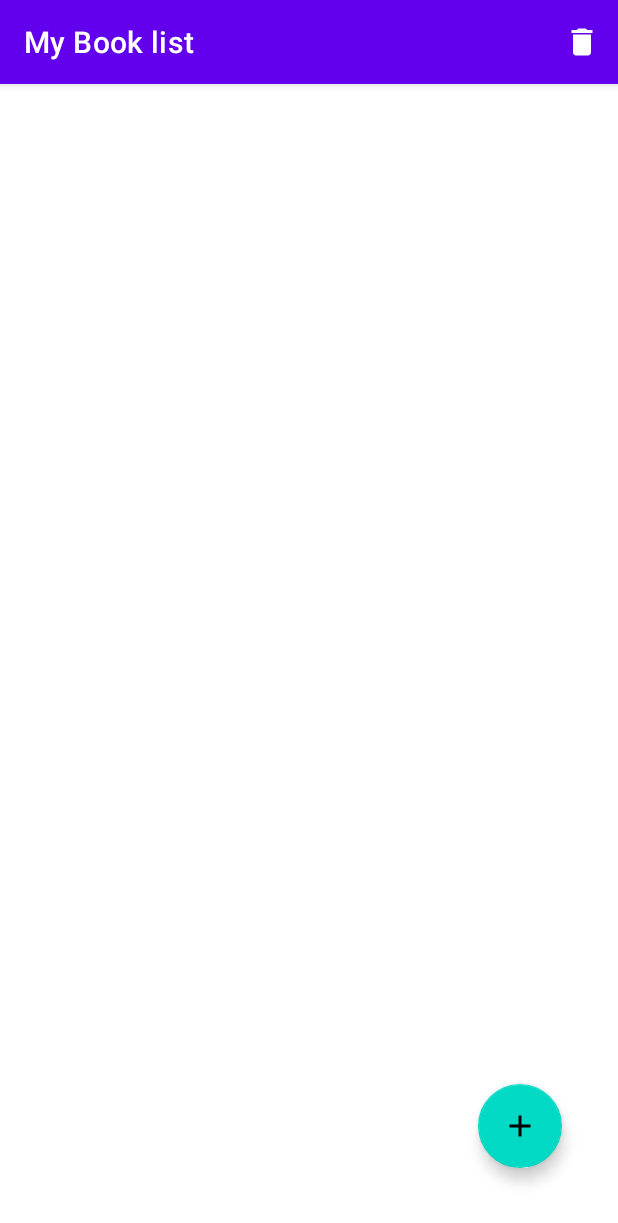
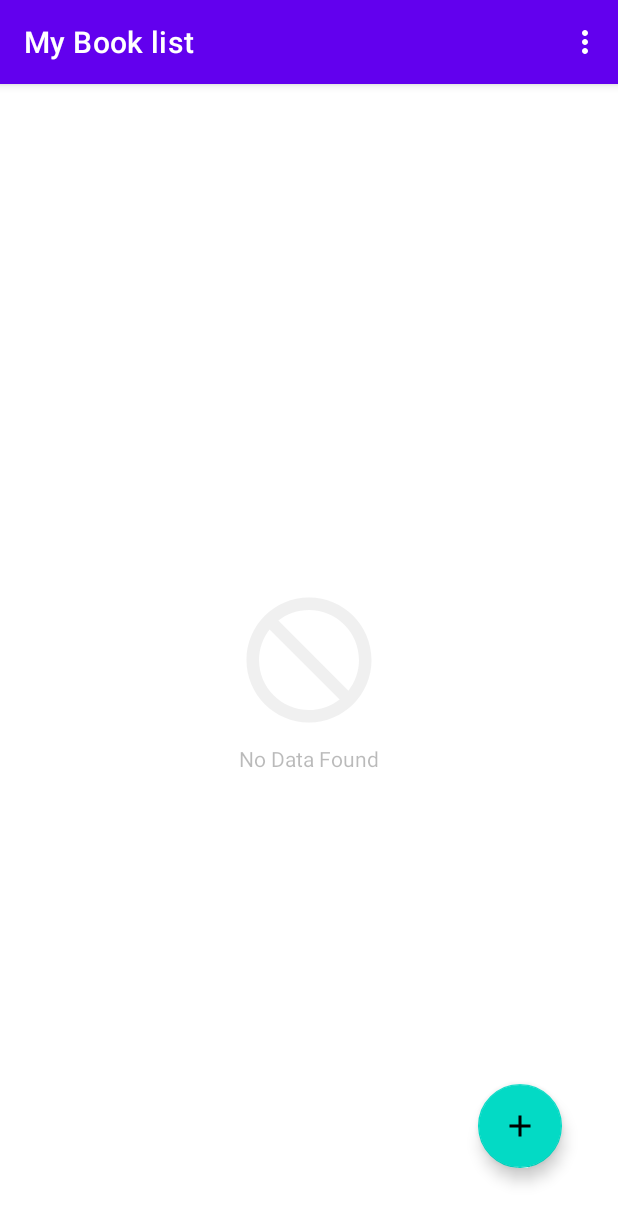
Before and after one commit to saleheen1/MybookList-java-sqlite, an Android app: the screen it shows after launch (MainActivity), on a phone screen of 412 x 824 dp. Shown: the top 1223 px of the screen. Run offline under Robolectric (Android 15) with nearby library versions, the phone set to English and light mode, and no system bars.

```diff
--- a/app/src/main/java/com/example/mytodo_java/DatabaseHelper.java
+++ b/app/src/main/java/com/example/mytodo_java/DatabaseHelper.java
@@ -3,12 +3,14 @@ package com.example.mytodo_java;
 import android.app.AlertDialog;
 import android.content.ContentValues;
 import android.content.Context;
+import android.content.Intent;
 import android.database.Cursor;
 import android.database.DatabaseErrorHandler;
 import android.database.sqlite.SQLiteDatabase;
 import android.database.sqlite.SQLiteOpenHelper;
 import android.widget.Toast;
 
+import androidx.activity.result.contract.ActivityResultContracts;
 import androidx.annotation.NonNull;
 import androidx.annotation.Nullable;
 
@@ -53,6 +55,7 @@ public class DatabaseHelper extends SQLiteOpenHelper {
            //-1 means operation failed
            Toast.makeText(context,"Operation Failed",Toast.LENGTH_SHORT).show();
        }else{
+
            Toast.makeText(context,"Data successfully added to database",Toast.LENGTH_SHORT).show();
        }
     }
--- a/app/src/main/java/com/example/mytodo_java/MainActivity.java
+++ b/app/src/main/java/com/example/mytodo_java/MainActivity.java
@@ -15,6 +15,8 @@ import android.view.Menu;
 import android.view.MenuInflater;
 import android.view.MenuItem;
 import android.view.View;
+import android.widget.ImageView;
+import android.widget.TextView;
 import android.widget.Toast;
 
 import com.google.android.material.floatingactionbutton.FloatingActionButton;
@@ -27,6 +29,8 @@ FloatingActionButton addBookBtn;
 DatabaseHelper myDB;
 ArrayList<String> book_id,book_title,book_author,book_pages;
 customAdapter customAdapter;
+ImageView noDataImage;
+TextView noDataTxt;
 
     @Override
     protected void onCreate(Bundle savedInstanceState) {
@@ -35,6 +39,8 @@ customAdapter customAdapter;
 
         myRecyclerView = findViewById(R.id.myRecycler);
         addBookBtn = findViewById(R.id.bookPageBtnId);
+        noDataImage = findViewById(R.id.noDataImage);
+        noDataTxt = findViewById(R.id.noDataTxt);
 
         addBookBtn.setOnClickListener(new View.OnClickListener() {
             @Override
@@ -70,9 +76,14 @@ customAdapter customAdapter;
     void storeDataInArray(){
         Cursor cursor = myDB.readAllData();
         if (cursor.getCount()==0){
+            noDataImage.setVisibility(View.VISIBLE);
+            noDataTxt.setVisibility(View.VISIBLE);
             Toast.makeText(this,"NO Data found!",Toast.LENGTH_SHORT).show();
         }else{
             while (cursor.moveToNext()){
+                noDataImage.setVisibility(View.GONE);
+                noDataTxt.setVisibility(View.GONE);
+
                 book_id.add(cursor.getString(0));
                 book_title.add(cursor.getString(1));
                 book_author.add(cursor.getString(2));
--- a/app/src/main/java/com/example/mytodo_java/customAdapter.java
+++ b/app/src/main/java/com/example/mytodo_java/customAdapter.java
@@ -6,6 +6,8 @@ import android.content.Intent;
 import android.view.LayoutInflater;
 import android.view.View;
 import android.view.ViewGroup;
+import android.view.animation.Animation;
+import android.view.animation.AnimationUtils;
 import android.widget.LinearLayout;
 import android.widget.TextView;
 
@@ -19,6 +21,7 @@ public class customAdapter extends RecyclerView.Adapter<customAdapter.MyViewHold
     private Context context;
     private ArrayList book_id,book_title,book_author,book_pages;
     int pos;
+    Animation translate_anim;
 //need to refresh the activity when data gets updated
     Activity activity;
     public customAdapter(Activity activity, Context context, ArrayList book_id, ArrayList book_title, ArrayList book_author, ArrayList book_pages) {
@@ -80,6 +83,9 @@ public class customAdapter extends RecyclerView.Adapter<customAdapter.MyViewHold
             book_pages_txt = itemView.findViewById(R.id.page_number_id);
 
             myListRowLayout = itemView.findViewById(R.id.myListLayout);
+            //we want to set animation to the root element
+            translate_anim = AnimationUtils.loadAnimation(context,R.anim.translate_anim);
+            myListRowLayout.setAnimation(translate_anim);
         }
     }
 }
--- /dev/null
+++ b/app/src/main/res/anim/translate_anim.xml
@@ -0,0 +1,8 @@
+<?xml version="1.0" encoding="utf-8"?>
+<set xmlns:android="http://schemas.android.com/apk/res/android">
+    <translate
+        android:fromYDelta="100%"
+        android:toYDelta="0%"
+
+        />
+</set>
--- /dev/null
+++ b/app/src/main/res/drawable/ic_no_data.xml
@@ -0,0 +1,10 @@
+<vector xmlns:android="http://schemas.android.com/apk/res/android"
+    android:width="24dp"
+    android:height="24dp"
+    android:viewportWidth="24"
+    android:viewportHeight="24"
+    android:tint="?attr/colorControlNormal">
+  <path
+      android:fillColor="@android:color/white"
+      android:pathData="M12,2C6.48,2 2,6.48 2,12s4.48,10 10,10 10,-4.48 10,-10S17.52,2 12,2zM12,20c-4.42,0 -8,-3.58 -8,-8 0,-1.85 0.63,-3.55 1.69,-4.9L16.9,18.31C15.55,19.37 13.85,20 12,20zM18.31,16.9L7.1,5.69C8.45,4.63 10.15,4 12,4c4.42,0 8,3.58 8,8 0,1.85 -0.63,3.55 -1.69,4.9z"/>
+</vector>
--- a/app/src/main/res/layout/activity_main.xml
+++ b/app/src/main/res/layout/activity_main.xml
@@ -31,4 +31,30 @@
         app:srcCompat="@drawable/ic_add"
 
         />
+
+    <ImageView
+        android:id="@+id/noDataImage"
+        android:layout_width="wrap_content"
+        android:layout_height="wrap_content"
+        android:alpha="0.1"
+        android:visibility="gone"
+        android:minWidth="100dp"
+        android:minHeight="100dp"
+        app:layout_constraintBottom_toBottomOf="parent"
+        app:layout_constraintEnd_toEndOf="parent"
+        app:layout_constraintStart_toStartOf="parent"
+        app:layout_constraintTop_toTopOf="@+id/myRecycler"
+        app:srcCompat="@drawable/ic_no_data" />
+
+    <TextView
+        android:id="@+id/noDataTxt"
+        android:layout_width="wrap_content"
+        android:layout_height="wrap_content"
+        android:layout_marginTop="6dp"
+        android:alpha="0.5"
+        android:visibility="gone"
+        android:text="No Data Found"
+        app:layout_constraintEnd_toEndOf="parent"
+        app:layout_constraintStart_toStartOf="parent"
+        app:layout_constraintTop_toBottomOf="@+id/noDataImage" />
 </androidx.constraintlayout.widget.ConstraintLayout>
--- a/app/src/main/res/menu/my_menu.xml
+++ b/app/src/main/res/menu/my_menu.xml
@@ -3,6 +3,6 @@
     xmlns:app="http://schemas.android.com/apk/res-auto">
     <item android:id="@+id/delete_all"
         android:icon="@drawable/ic_delete"
-        app:showAsAction="always"
+        app:showAsAction="never"
         android:title="Delete all"></item>
 </menu>
```
